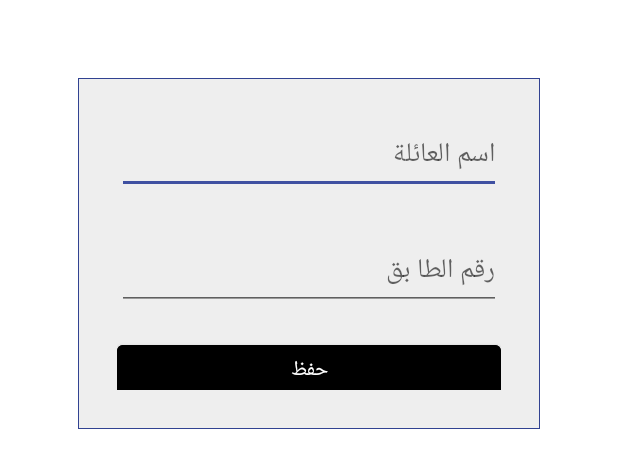
After one commit to MinaAashraf/Ra3eya_app, an Android app: the layout family_adding_dialog.xml on its own in the app's theme, with its tools: preview values and no code run, on a phone screen of 412 x 824 dp. The commit adds this screen. Shown: the top 468 px of the screen. Run offline under Robolectric (Android 15) with nearby library versions, the phone set to English and light mode, and no system bars; Roboto replaces fonts that are not available here.

Commit message:
add family dialog

```diff
--- a/app/src/main/java/com/mina/dev/ra3eya_app/presentation/homedetails/HomeDetailsFragment.kt
+++ b/app/src/main/java/com/mina/dev/ra3eya_app/presentation/homedetails/HomeDetailsFragment.kt
@@ -1,12 +1,14 @@
 package com.mina.dev.ra3eya_app.presentation.homedetails
 
+import android.app.Dialog
 import android.os.Bundle
 import androidx.fragment.app.Fragment
 import android.view.LayoutInflater
 import android.view.View
 import android.view.ViewGroup
-import androidx.navigation.fragment.findNavController
+import android.view.Window
 import com.mina.dev.ra3eya_app.R
+import com.mina.dev.ra3eya_app.databinding.FragmentFamilyBinding
 import com.mina.dev.ra3eya_app.databinding.FragmentHomeDetailsBinding
 import com.mina.dev.ra3eya_app.domain.model.Home
 import com.mina.dev.ra3eya_app.presentation.utils.hide
@@ -43,8 +45,17 @@ class HomeDetailsFragment : Fragment() {
 
     private fun setClickListenerOnAddFamilyBtn() {
         binding.addFamilyBtn.setOnClickListener {
-            findNavController().navigate(R.id.action_homeDetailsFragment_to_familyFragment)
+            //findNavController().navigate(R.id.action_homeDetailsFragment_to_familyFragment)
+             showAddingFamilyDialog()
         }
+    }
+
+    private fun showAddingFamilyDialog() {
+        val familyDialog = Dialog(requireContext())
+        familyDialog.requestWindowFeature(Window.FEATURE_NO_TITLE)
+        val dialogBinding = FragmentFamilyBinding.inflate(layoutInflater)
+        familyDialog.setContentView(dialogBinding.root)
+        familyDialog.show()
     }
 
 
--- /dev/null
+++ b/app/src/main/res/layout/family_adding_dialog.xml
@@ -0,0 +1,56 @@
+<?xml version="1.0" encoding="utf-8"?>
+<layout xmlns:android="http://schemas.android.com/apk/res/android"
+    xmlns:app="http://schemas.android.com/apk/res-auto">
+
+    <data>
+
+    </data>
+
+    <androidx.constraintlayout.widget.ConstraintLayout
+        android:layout_width="match_parent"
+        android:layout_height="@dimen/_180sdp"
+        android:layout_margin="@dimen/_40sdp"
+        android:background="@drawable/stroke_background"
+        android:padding="@dimen/_20sdp">
+
+        <EditText
+            android:id="@+id/family_name_field"
+            android:layout_width="match_parent"
+            android:layout_height="wrap_content"
+            android:hint="@string/family_name_hint"
+            android:inputType="text"
+            app:layout_constraintEnd_toEndOf="parent"
+            app:layout_constraintStart_toStartOf="parent"
+            app:layout_constraintTop_toTopOf="parent" />
+
+        <EditText
+            android:id="@+id/family_floorNum_field"
+            android:layout_width="match_parent"
+            android:layout_height="wrap_content"
+            android:hint="@string/floor_number_hint"
+            android:inputType="number"
+            app:layout_constraintEnd_toEndOf="parent"
+            app:layout_constraintStart_toStartOf="parent"
+            app:layout_constraintTop_toBottomOf="@id/family_name_field"
+            android:layout_marginTop="@dimen/_20sdp"
+
+            />
+
+        <Button
+            android:layout_width="0dp"
+            android:layout_height="@dimen/_35sdp"
+            app:layout_constraintStart_toStartOf="parent"
+            app:layout_constraintEnd_toEndOf="parent"
+            app:layout_constraintBottom_toBottomOf="parent"
+            android:text="@string/family_save_label"
+            android:layout_marginTop="@dimen/_20sdp"
+            android:backgroundTint="@color/black"
+            app:layout_constraintTop_toBottomOf="@id/family_floorNum_field"
+            android:id="@+id/save_family_btn"
+            />
+
+
+
+
+    </androidx.constraintlayout.widget.ConstraintLayout>
+</layout>
--- a/app/src/main/res/values/strings.xml
+++ b/app/src/main/res/values/strings.xml
@@ -250,6 +250,9 @@
   <string name="detailed_address_err">برجاء ادخال العنوان بالتفصيل</string>
   <string name="name_field_err">يجب ادخال الاسم</string>
     <string name="storage_folder_key">id_images</string>
+    <string name="family_name_hint">اسم العائلة</string>
+    <string name="floor_number_hint">رقم الطا بق</string>
+    <string name="family_save_label">حفظ</string>
 
 
     <array name="relations">
```
